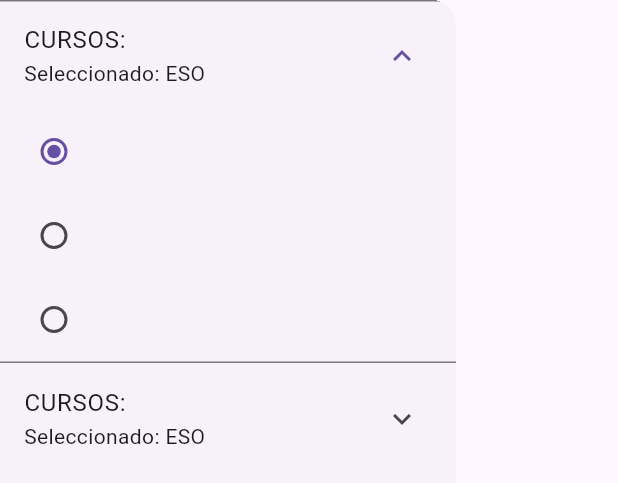
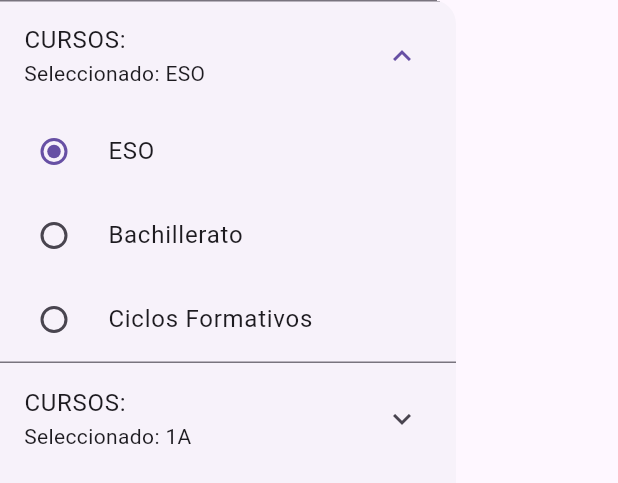
Before and after one commit to jsutmes2712/ISeneca, a Flutter app: the SideMenu widget shown alone on an empty page, opened directly, after a tap on "CURSOS:", on a phone screen of 412 x 824 dp. Shown: the top 483 px of the screen. Run offline on Flutter 3.47's test engine with Material 3 defaults, Android fonts, the phone set to English and light mode, and no system bars; our stand-ins replace dio, firebase_auth, firebase_core, font_awesome_flutter, google_sign_in, syncfusion_flutter_calendar; accounts and stored records are empty; network calls fail.

Commit message:
arreglo menu

```diff
--- a/lib/widgets/side_menu.dart
+++ b/lib/widgets/side_menu.dart
@@ -17,7 +17,7 @@ class SideMenu extends StatefulWidget {
 
 class _SideMenuState extends State<SideMenu> {
   String seleccionCursos = 'ESO';
-
+  String seleccionAula = cursos['ESO']![0];
   @override
   Widget build(BuildContext context) {
     return NavigationDrawer(
@@ -27,6 +27,7 @@ class _SideMenuState extends State<SideMenu> {
           subtitle: Text('Seleccionado: $seleccionCursos'),
           children: [
             RadioListTile(
+              title: const Text('ESO'),
               value: 'ESO',
               groupValue: seleccionCursos,
               onChanged: (value) {
@@ -36,6 +37,7 @@ class _SideMenuState extends State<SideMenu> {
               },
             ),
             RadioListTile(
+              title: const Text('Bachillerato'),
               value: 'BACH',
               groupValue: seleccionCursos,
               onChanged: (value) {
@@ -45,11 +47,13 @@ class _SideMenuState extends State<SideMenu> {
               },
             ),
             RadioListTile(
+              title: const Text('Ciclos Formativos'),
               value: 'CICLOS',
               groupValue: seleccionCursos,
               onChanged: (value) {
                 setState(() {
-                  seleccionCursos = 'CICLOS';
+                  seleccionCursos = value!;
+                  seleccionAula = cursos[seleccionCursos]![0];
                 });
               },
             ),
@@ -57,34 +61,18 @@ class _SideMenuState extends State<SideMenu> {
         ),
         ExpansionTile(
           title: const Text('CURSOS: '),
-          subtitle: Text('Seleccionado: $seleccionCursos'),
+          subtitle: Text('Seleccionado: $seleccionAula'),
           children: [
             ...cursos[seleccionCursos]!.map((e) => RadioListTile(
-                  value: e,
-                  groupValue: seleccionCursos,
-                  onChanged: (value) {
-                    setState(() {
-                    });
-                  },
-                )),
-
-            ...cursos[seleccionCursos]!.map((b) => RadioListTile(
-              value: b,
-              groupValue: seleccionCursos,
+              title: Text(e),
+              value: e,
+              groupValue: seleccionAula,
               onChanged: (value) {
                 setState(() {
+                  seleccionAula = value!;
                 });
               },
             )),
-
-            ...cursos[seleccionCursos]!.map((c) => RadioListTile(
-                  value: c,
-                  groupValue: seleccionCursos,
-                  onChanged: (value) {
-                    setState(() {
-                    });
-                  },
-                )),
           ],
         ),
       ],
```
Also changed, not shown: lib/screens/convivencia/screen_expulsados.dart (+27 -10 lines).
